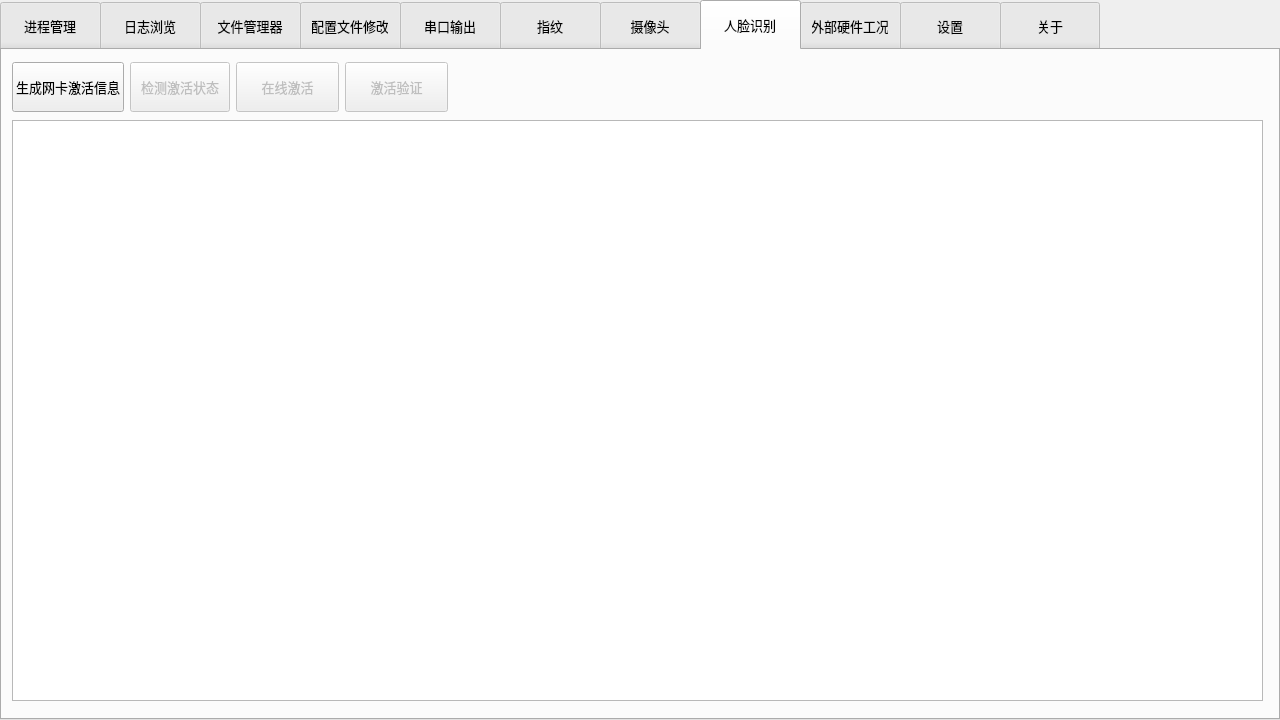
Before: the Qt Designer form midtool.ui in Nehcknarf/MidTool, drawn with Qt 5.
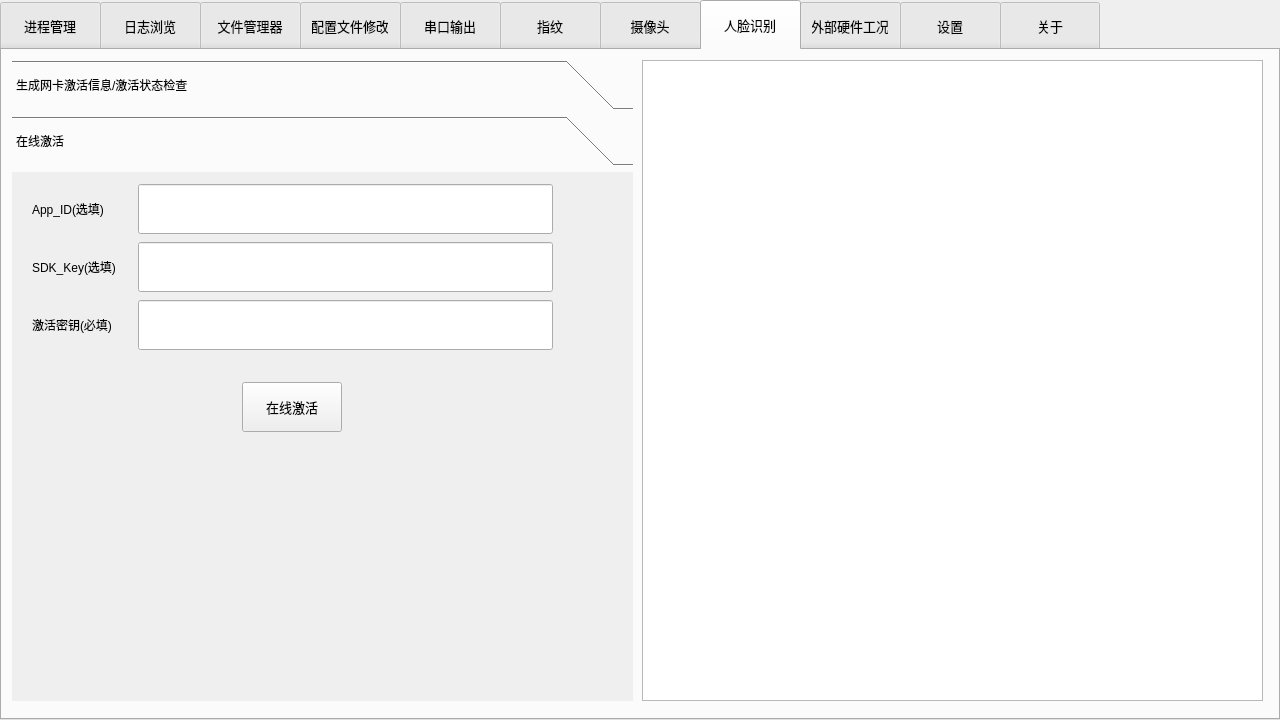
After: the same form once the commit is applied. The open tabs and pages were chosen to show the change. Icons and pictures are not drawn.

Diff of the .ui file:
```diff
--- a/midtool.ui
+++ b/midtool.ui
@@ -1774,7 +1774,7 @@
       <height>161</height>
      </rect>
     </property>
-    <layout class="QVBoxLayout" name="verticalLayout_15">
+    <layout class="QHBoxLayout" name="horizontalLayout_43">
      <item>
       <widget class="QPushButton" name="readButton">
        <property name="minimumSize">
@@ -2592,10 +2592,10 @@
    <widget class="QTextBrowser" name="textBrowser_arcsoft">
     <property name="geometry">
      <rect>
-      <x>10</x>
-      <y>70</y>
-      <width>1251</width>
-      <height>581</height>
+      <x>640</x>
+      <y>10</y>
+      <width>621</width>
+      <height>641</height>
      </rect>
     </property>
     <property name="font">
@@ -2604,17 +2604,42 @@
      </font>
     </property>
    </widget>
-   <widget class="QWidget" name="layoutWidget">
+   <widget class="QToolBox" name="toolBox">
     <property name="geometry">
      <rect>
       <x>10</x>
       <y>10</y>
-      <width>436</width>
-      <height>54</height>
+      <width>621</width>
+      <height>641</height>
      </rect>
     </property>
-    <layout class="QHBoxLayout" name="horizontalLayout_27">
-     <item>
+    <property name="styleSheet">
+     <string notr="true">QToolBoxButton {min-height: 50px;}</string>
+    </property>
+    <property name="currentIndex">
+     <number>0</number>
+    </property>
+    <widget class="QWidget" name="page">
+     <property name="geometry">
+      <rect>
+       <x>0</x>
+       <y>0</y>
+       <width>621</width>
+       <height>529</height>
+      </rect>
+     </property>
+     <attribute name="label">
+      <string>生成网卡激活信息/激活状态检查</string>
+     </attribute>
+     <widget class="QWidget" name="layoutWidget">
+      <property name="geometry">
+       <rect>
+        <x>170</x>
+        <y>90</y>
+        <width>231</width>
+        <height>52</height>
+       </rect>
+      </property>
       <layout class="QHBoxLayout" name="horizontalLayout_17">
        <item>
         <widget class="QPushButton" name="pushButton_generator">
@@ -2627,7 +2652,7 @@
          <property name="maximumSize">
           <size>
            <width>120</width>
-           <height>16777215</height>
+           <height>50</height>
           </size>
          </property>
          <property name="font">
@@ -2643,7 +2668,7 @@
        <item>
         <widget class="QPushButton" name="pushButton_checkLicense">
          <property name="enabled">
-          <bool>false</bool>
+          <bool>true</bool>
          </property>
          <property name="minimumSize">
           <size>
@@ -2654,7 +2679,7 @@
          <property name="maximumSize">
           <size>
            <width>100</width>
-           <height>16777215</height>
+           <height>50</height>
           </size>
          </property>
          <property name="font">
@@ -2671,66 +2696,150 @@
         </widget>
        </item>
       </layout>
-     </item>
-     <item>
-      <layout class="QHBoxLayout" name="horizontalLayout_18">
+     </widget>
+    </widget>
+    <widget class="QWidget" name="page_2">
+     <property name="geometry">
+      <rect>
+       <x>0</x>
+       <y>0</y>
+       <width>100</width>
+       <height>30</height>
+      </rect>
+     </property>
+     <attribute name="label">
+      <string>在线激活</string>
+     </attribute>
+     <widget class="QPushButton" name="pushButton_activateOline">
+      <property name="enabled">
+       <bool>true</bool>
+      </property>
+      <property name="geometry">
+       <rect>
+        <x>230</x>
+        <y>210</y>
+        <width>100</width>
+        <height>50</height>
+       </rect>
+      </property>
+      <property name="minimumSize">
+       <size>
+        <width>100</width>
+        <height>50</height>
+       </size>
+      </property>
+      <property name="maximumSize">
+       <size>
+        <width>100</width>
+        <height>50</height>
+       </size>
+      </property>
+      <property name="font">
+       <font>
+        <pointsize>10</pointsize>
+       </font>
+      </property>
+      <property name="text">
+       <string>在线激活</string>
+      </property>
+     </widget>
+     <widget class="QWidget" name="layoutWidget">
+      <property name="geometry">
+       <rect>
+        <x>20</x>
+        <y>10</y>
+        <width>521</width>
+        <height>171</height>
+       </rect>
+      </property>
+      <layout class="QVBoxLayout" name="verticalLayout_15">
        <item>
-        <widget class="QPushButton" name="pushButton_activateOline">
-         <property name="enabled">
-          <bool>false</bool>
-         </property>
-         <property name="minimumSize">
-          <size>
-           <width>100</width>
-           <height>50</height>
-          </size>
-         </property>
-         <property name="maximumSize">
-          <size>
-           <width>120</width>
-           <height>16777215</height>
-          </size>
-         </property>
-         <property name="font">
-          <font>
-           <pointsize>10</pointsize>
-          </font>
-         </property>
-         <property name="text">
-          <string>在线激活</string>
-         </property>
-        </widget>
+        <layout class="QHBoxLayout" name="horizontalLayout_18">
+         <item>
+          <widget class="QLabel" name="label_25">
+           <property name="minimumSize">
+            <size>
+             <width>100</width>
+             <height>50</height>
+            </size>
+           </property>
+           <property name="text">
+            <string>App_ID(选填)</string>
+           </property>
+          </widget>
+         </item>
+         <item>
+          <widget class="QLineEdit" name="lineEdit_appId">
+           <property name="minimumSize">
+            <size>
+             <width>0</width>
+             <height>50</height>
+            </size>
+           </property>
+          </widget>
+         </item>
+        </layout>
        </item>
        <item>
-        <widget class="QPushButton" name="pushButton_checkActivation">
-         <property name="enabled">
-          <bool>false</bool>
-         </property>
-         <property name="minimumSize">
-          <size>
-           <width>100</width>
-           <height>50</height>
-          </size>
-         </property>
-         <property name="maximumSize">
-          <size>
-           <width>120</width>
-           <height>16777215</height>
-          </size>
-         </property>
-         <property name="font">
-          <font>
-           <pointsize>10</pointsize>
-          </font>
-         </property>
-         <property name="text">
-          <string>激活验证</string>
-         </property>
-        </widget>
+        <layout class="QHBoxLayout" name="horizontalLayout_27">
+         <item>
+          <widget class="QLabel" name="label_26">
+           <property name="minimumSize">
+            <size>
+             <width>100</width>
+             <height>50</height>
+            </size>
+           </property>
+           <property name="text">
+            <string>SDK_Key(选填)</string>
+           </property>
+          </widget>
+         </item>
+         <item>
+          <widget class="QLineEdit" name="lineEdit_sdkKey">
+           <property name="minimumSize">
+            <size>
+             <width>100</width>
+             <height>50</height>
+            </size>
+           </property>
+          </widget>
+         </item>
+        </layout>
+       </item>
+       <item>
+        <layout class="QHBoxLayout" name="horizontalLayout_44">
+         <item>
+          <widget class="QLabel" name="label_27">
+           <property name="minimumSize">
+            <size>
+             <width>100</width>
+             <height>50</height>
+            </size>
+           </property>
+           <property name="text">
+            <string>激活密钥(必填)</string>
+           </property>
+          </widget>
+         </item>
+         <item>
+          <widget class="QLineEdit" name="lineEdit_activateKey">
+           <property name="minimumSize">
+            <size>
+             <width>100</width>
+             <height>50</height>
+            </size>
+           </property>
+           <property name="placeholderText">
+            <string/>
+           </property>
+          </widget>
+         </item>
+        </layout>
        </item>
       </layout>
-     </item>
-    </layout>
+     </widget>
+    </widget>
    </widget>
   </widget>
   <widget class="QWidget" name="tab_9">
```
Left out of the diff: 191 changed lines with no effect on the pictures.
